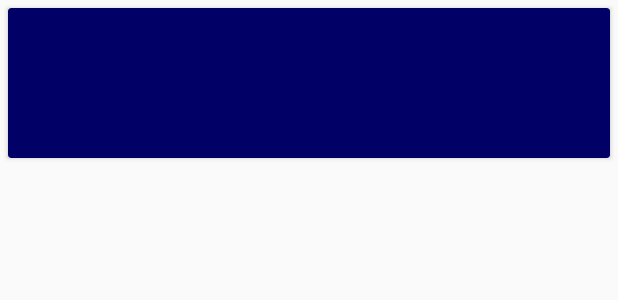
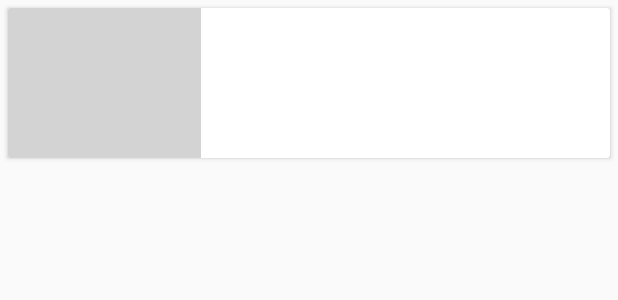
Before and after one commit to priyakar/CardsMaterialDesign, an Android app: the layout activity_main.xml on its own in the app's theme, with its tools: preview values and no code run, on a phone screen of 412 x 824 dp. Shown: the top 300 px of the screen. Run offline under Robolectric (Android 15) with nearby library versions, the phone set to English and light mode, and no system bars.

Commit message:
working ui

```diff
--- a/app/src/main/AndroidManifest.xml
+++ b/app/src/main/AndroidManifest.xml
@@ -17,6 +17,7 @@
             </intent-filter>
         </activity>
         <activity android:name=".AddReminder" />
+        <activity android:name=".AddExtraReminder" />
     </application>
 
 </manifest>
--- a/app/src/main/res/layout/activity_card_view.xml
+++ b/app/src/main/res/layout/activity_card_view.xml
@@ -2,6 +2,7 @@
     xmlns:tools="http://schemas.android.com/tools"
     android:layout_width="match_parent"
     android:layout_height="match_parent"
+    android:background="#125272"
     tools:context=".MainActivity">
     <ImageButton
         android:id="@+id/add_button"
--- a/app/src/main/res/layout/activity_main.xml
+++ b/app/src/main/res/layout/activity_main.xml
@@ -1,42 +1,46 @@
 <?xml version="1.0" encoding="utf-8"?>
 <RelativeLayout xmlns:android="http://schemas.android.com/apk/res/android"
     xmlns:card_view="http://schemas.android.com/apk/res-auto"
-    android:orientation="vertical"
     android:layout_width="match_parent"
-    android:layout_height="match_parent">
+    android:layout_height="match_parent"
+    android:orientation="vertical">
 
     <android.support.v7.widget.CardView
         android:id="@+id/card_view"
-        android:layout_gravity="center"
         android:layout_width="fill_parent"
         android:layout_height="100dp"
+        android:layout_gravity="center"
         android:layout_margin="5dp"
-        card_view:cardBackgroundColor="#000066"
-        card_view:cardCornerRadius="2dp"
-        card_view:contentPadding="10dp">
+        card_view:cardBackgroundColor="#ffffff"
+        card_view:cardCornerRadius="2dp">
 
-        <RelativeLayout
+        <LinearLayout
             android:layout_width="fill_parent"
             android:layout_height="fill_parent">
 
             <TextView
                 android:id="@+id/textView"
                 android:layout_width="wrap_content"
-                android:layout_height="wrap_content"
-                android:textStyle="bold"
-                android:textSize="15sp"
-                android:textColor="#FFFFFF"
-                android:layout_alignParentTop="true"/>
+                android:layout_height="match_parent"
+                android:gravity="center"
+                android:layout_alignParentTop="true"
+                android:layout_weight="0.33"
+                android:background="#d3d3d3"
+                android:textColor="#000000"
+                android:textSize="25sp"
+                android:textStyle="bold" />
 
             <TextView
                 android:id="@+id/textView2"
+                android:gravity="center"
+                android:padding="5dp"
                 android:layout_width="wrap_content"
                 android:layout_height="wrap_content"
-                android:textSize="15sp"
-                android:textColor="#FFFFFF"
                 android:layout_marginTop="10dp"
-                android:layout_below="@+id/textView"/>
-        </RelativeLayout>
+                android:layout_weight="0.67"
+                android:textColor="#000000"
+                android:textSize="25sp" />
+        </LinearLayout>
     </android.support.v7.widget.CardView>
 
 
```
Also changed, not shown: app/src/main/java/com/example/priya/cardsmaterialdesign/AddExtraReminder.java (+8 -1 lines), app/src/main/java/com/example/priya/cardsmaterialdesign/AddReminder.java (+18 -2 lines), app/src/main/java/com/example/priya/cardsmaterialdesign/MainActivity.java (+6 -4 lines), app/src/main/java/com/example/priya/cardsmaterialdesign/ReminderDetails.java (added, +41 -0 lines), 2 other files.
